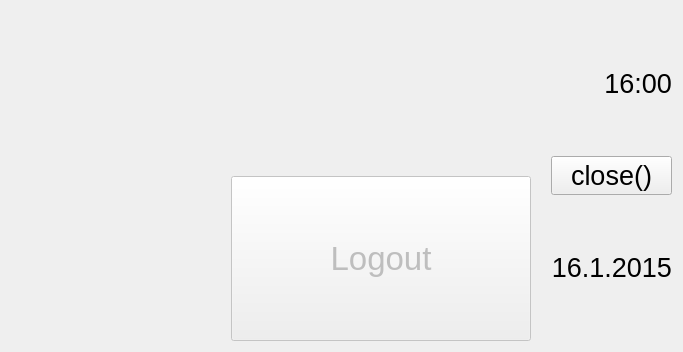
First picture: the form in TallyOnRaspberry/mainwindow.ui, repository Deltachi/Tally_Teamproject, before the edit.
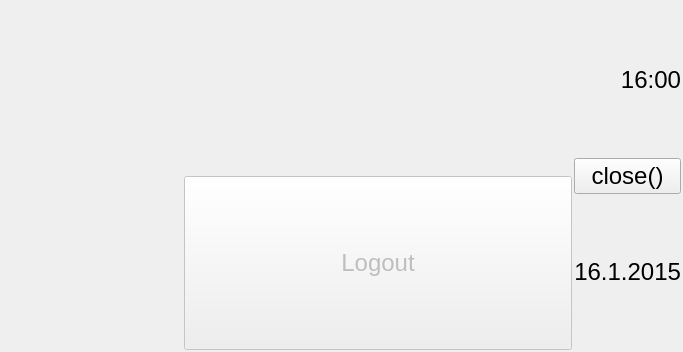
Second picture: the form after the edit. Icons and pictures are not drawn.

```diff
--- a/TallyOnRaspberry/mainwindow.ui
+++ b/TallyOnRaspberry/mainwindow.ui
@@ -21,10 +21,16 @@
     <bool>false</bool>
    </property>
    <layout class="QVBoxLayout" name="verticalLayout" stretch="1,200">
+    <property name="spacing">
+     <number>2</number>
+    </property>
+    <property name="margin">
+     <number>2</number>
+    </property>
     <item>
-     <layout class="QHBoxLayout" name="horizontalLayout_3" stretch="1,1,1">
+     <layout class="QHBoxLayout" name="horizontalLayout_3" stretch="2,2,1">
       <property name="spacing">
-       <number>20</number>
+       <number>2</number>
       </property>
       <property name="sizeConstraint">
        <enum>QLayout::SetDefaultConstraint</enum>
@@ -39,8 +45,8 @@
         </property>
         <property name="maximumSize">
          <size>
-          <width>200</width>
-          <height>100</height>
+          <width>180</width>
+          <height>90</height>
          </size>
         </property>
         <property name="text">
@@ -90,7 +96,7 @@
           </property>
           <property name="font">
            <font>
-            <pointsize>25</pointsize>
+            <pointsize>18</pointsize>
            </font>
           </property>
           <property name="text">
@@ -115,7 +121,7 @@
           </property>
           <property name="font">
            <font>
-            <pointsize>20</pointsize>
+            <pointsize>18</pointsize>
            </font>
           </property>
           <property name="layoutDirection">
@@ -139,7 +145,7 @@
          <widget class="QPushButton" name="pushButton">
           <property name="font">
            <font>
-            <pointsize>20</pointsize>
+            <pointsize>18</pointsize>
            </font>
           </property>
           <property name="text">
@@ -157,7 +163,7 @@
           </property>
           <property name="font">
            <font>
-            <pointsize>20</pointsize>
+            <pointsize>18</pointsize>
             <strikeout>false</strikeout>
            </font>
           </property>
```
Left out of the diff: 6 changed lines with no effect on the pictures.
